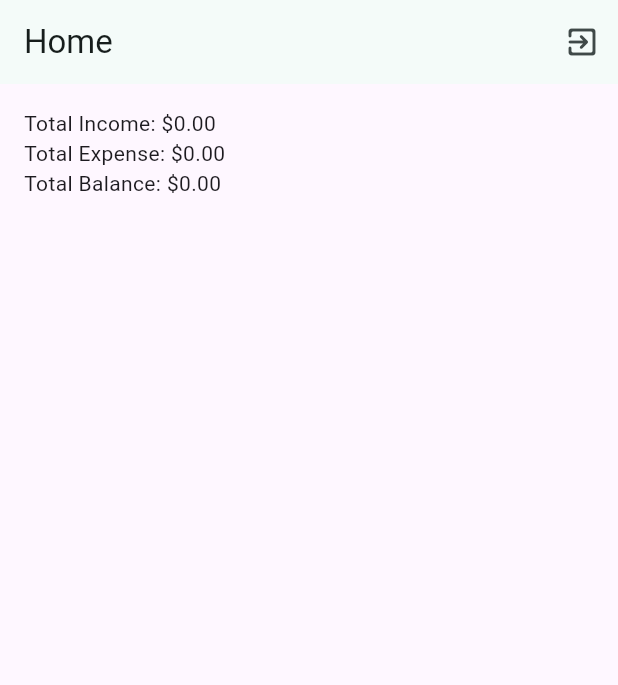
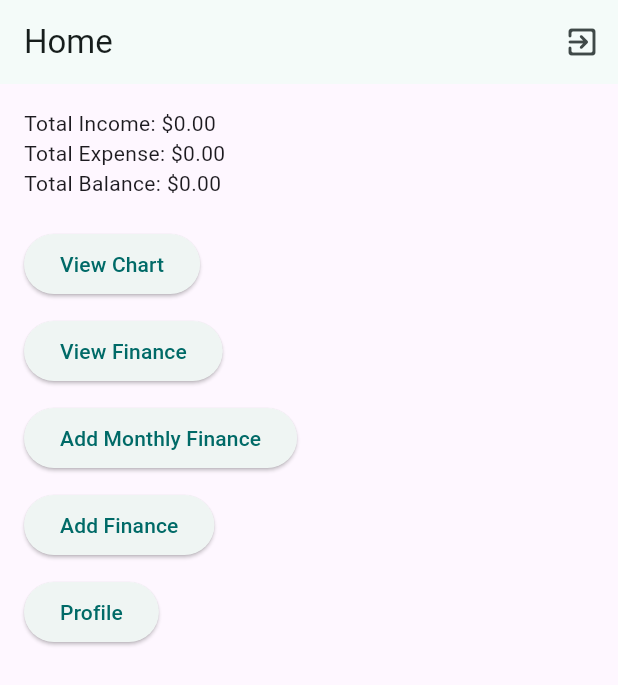
Before and after one commit to RaihanRafi01/Finance-Management, a Flutter app: the screen it shows once a user with an empty profile is signed in, on a phone screen of 412 x 824 dp. Shown: the top 685 px of the screen. Run offline on Flutter 3.47's test engine with Material 3 defaults, Android fonts, the phone set to English and light mode, and no system bars; our stand-ins replace cloud_firestore, firebase_auth, firebase_core, firebase_storage, fl_chart, flutter_svg and 5 more; accounts and stored records are empty.

Commit message:
add button for navigate all screen

```diff
--- a/lib/ui/screens/home.dart
+++ b/lib/ui/screens/home.dart
@@ -1,7 +1,13 @@
 import 'package:cloud_firestore/cloud_firestore.dart';
+import 'package:finance_management/ui/screens/chart.dart';
+import 'package:finance_management/ui/screens/incomeExpenseDetails.dart';
+import 'package:finance_management/ui/screens/monthlyFinance.dart';
+import 'package:finance_management/ui/screens/newFinance.dart';
+import 'package:finance_management/ui/screens/profile.dart';
 import 'package:finance_management/ui/widgets/customAppBar.dart';
 import 'package:firebase_auth/firebase_auth.dart';
 import 'package:flutter/material.dart';
+
 
 class HomeScreen extends StatefulWidget {
   const HomeScreen({super.key});
@@ -15,7 +21,6 @@ class _HomeScreenState extends State<HomeScreen> {
     final uid = FirebaseAuth.instance.currentUser!.uid;
 
     while (true) {
-      // Fetch income and expense snapshots
       final incomeSnapshot = await FirebaseFirestore.instance
           .collection('users')
           .doc(uid)
@@ -31,12 +36,10 @@ class _HomeScreenState extends State<HomeScreen> {
       double totalIncome = 0.0;
       double totalExpense = 0.0;
 
-      // Calculate total income
       for (var doc in incomeSnapshot.docs) {
         totalIncome += doc.data()['amount']?.toDouble() ?? 0.0;
       }
 
-      // Calculate total expense
       for (var doc in expenseSnapshot.docs) {
         totalExpense += doc.data()['amount']?.toDouble() ?? 0.0;
       }
@@ -47,7 +50,6 @@ class _HomeScreenState extends State<HomeScreen> {
         'totalBalance': totalIncome - totalExpense,
       };
 
-      // Wait for a short time before the next update
       await Future.delayed(Duration(seconds: 5));
     }
   }
@@ -56,7 +58,12 @@ class _HomeScreenState extends State<HomeScreen> {
   Widget build(BuildContext context) {
     return Scaffold(
       appBar: const CustomAppBar(title: 'Home'),
-      body: StreamBuilder<Map<String, double>>(
+      body: Padding(
+        padding: const EdgeInsets.all(16.0),
+        child: Column(
+          crossAxisAlignment: CrossAxisAlignment.start,
+          children: [
+            StreamBuilder<Map<String, double>>(
               stream: _getTotalsStream(),
               builder: (context, snapshot) {
                 if (snapshot.connectionState == ConnectionState.waiting) {
@@ -65,22 +72,72 @@ class _HomeScreenState extends State<HomeScreen> {
                   return Center(child: Text('Error: ${snapshot.error}'));
                 } else if (snapshot.hasData) {
                   final data = snapshot.data!;
-            return Padding(
-              padding: const EdgeInsets.all(16.0),
-              child: Column(
+                  return Column(
                     crossAxisAlignment: CrossAxisAlignment.start,
                     children: [
                       Text('Total Income: \$${data['totalIncome']?.toStringAsFixed(2)}'),
                       Text('Total Expense: \$${data['totalExpense']?.toStringAsFixed(2)}'),
                       Text('Total Balance: \$${data['totalBalance']?.toStringAsFixed(2)}'),
                     ],
-              ),
                   );
                 } else {
                   return Center(child: Text('No data available'));
                 }
               },
             ),
+            SizedBox(height: 20),
+            ElevatedButton(
+              onPressed: () {
+                Navigator.push(
+                  context,
+                  MaterialPageRoute(builder: (context) => ChartScreen()),
+                );
+              },
+              child: Text('View Chart'),
+            ),
+            SizedBox(height: 10),
+            ElevatedButton(
+              onPressed: () {
+                Navigator.push(
+                  context,
+                  MaterialPageRoute(builder: (context) => DetailsScreen()),
+                );
+              },
+              child: Text('View Finance'),
+            ),
+            SizedBox(height: 10),
+            ElevatedButton(
+              onPressed: () {
+                Navigator.push(
+                  context,
+                  MaterialPageRoute(builder: (context) => MonthlyFinanceScreen()),
+                );
+              },
+              child: Text('Add Monthly Finance'),
+            ),
+            SizedBox(height: 10),
+            ElevatedButton(
+              onPressed: () {
+                Navigator.push(
+                  context,
+                  MaterialPageRoute(builder: (context) => NewFinanceScreen()),
+                );
+              },
+              child: Text('Add Finance'),
+            ),
+            SizedBox(height: 10),
+            ElevatedButton(
+              onPressed: () {
+                Navigator.push(
+                  context,
+                  MaterialPageRoute(builder: (context) => ProfileScreen()),
+                );
+              },
+              child: Text('Profile'),
+            ),
+          ],
+        ),
+      ),
     );
   }
 }
```
Also changed, not shown: lib/ui/screens/chart.dart (+5 -5 lines). Lines whose indentation alone changed are shown as unchanged.
